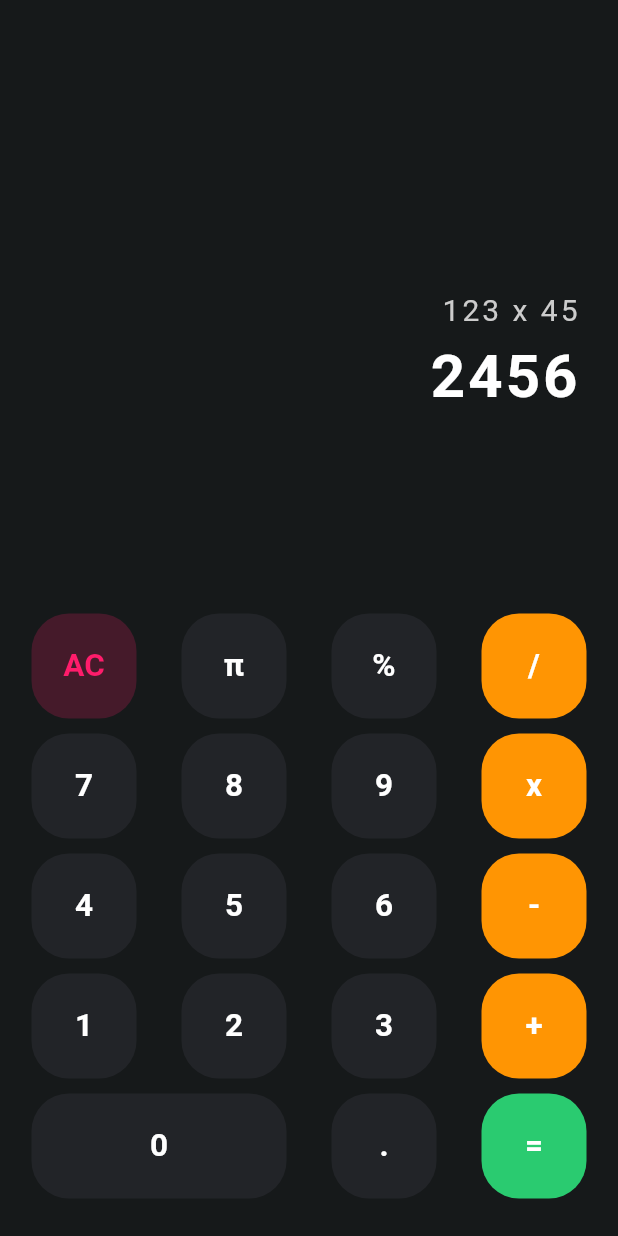
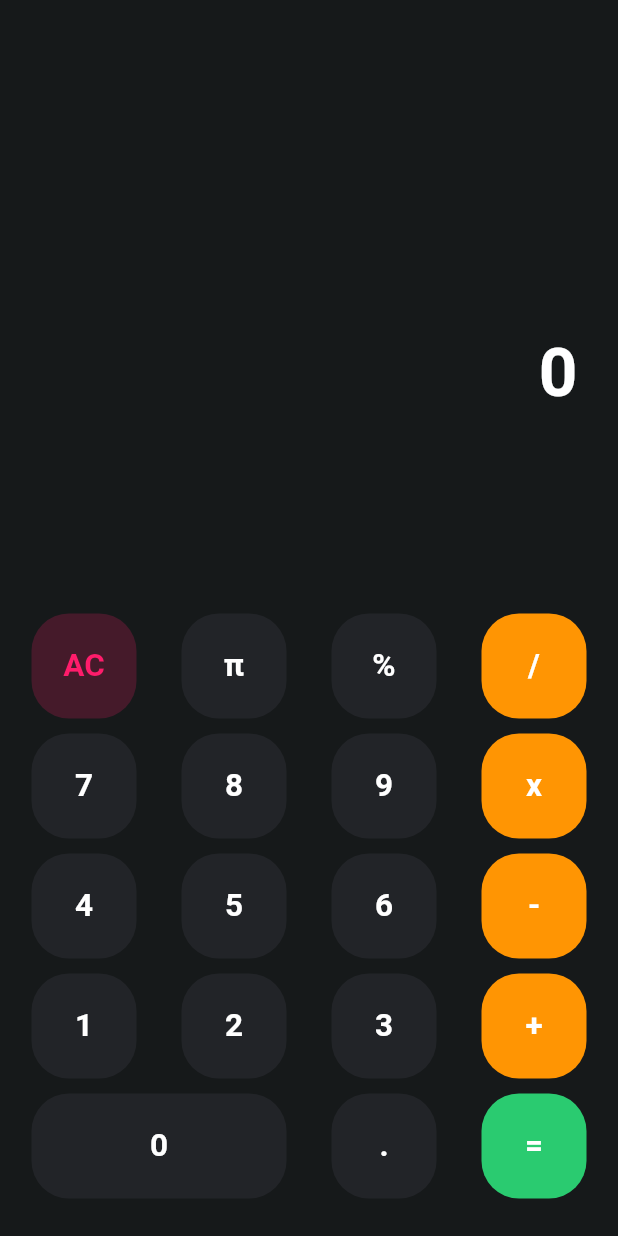
Before and after one commit to PratikJH153/CalculatorApp, a Flutter app: the screen it shows after launch, on a phone screen of 412 x 824 dp. Run offline on Flutter 3.47's test engine with Material 2 defaults, Android fonts, the phone set to English and light mode, and no system bars; our stand-ins replace math_expressions.

Commit message:
Completed The Project

```diff
--- a/lib/constants/constants.dart
+++ b/lib/constants/constants.dart
@@ -12,7 +12,7 @@ const TextStyle bottomTextStyle = TextStyle(
   color: textColor,
 );
 const TextStyle answerTextStyle = TextStyle(
-  fontSize: 40,
+  fontSize: 45,
   color: Colors.white,
   fontWeight: FontWeight.bold,
   letterSpacing: 2,
--- a/lib/views/buttons_chart.dart
+++ /dev/null
@@ -1,25 +0,0 @@
-import '../constants/buttons.dart';
-import 'package:flutter/material.dart';
-
-class ButtonChart extends StatelessWidget {
-  final List<String> operations;
-  const ButtonChart(this.operations, {Key? key}) : super(key: key);
-
-  @override
-  Widget build(BuildContext context) {
-    return Expanded(
-      flex: 2,
-      child: Container(
-        alignment: Alignment.bottomCenter,
-        margin: const EdgeInsets.only(bottom: 20),
-        child: Wrap(
-          children: operations
-              .map(
-                (buttontx) => MyButton(buttontx),
-              )
-              .toList(),
-        ),
-      ),
-    );
-  }
-}
--- a/lib/views/home.dart
+++ b/lib/views/home.dart
@@ -1,4 +1,6 @@
-import './buttons_chart.dart';
+import 'package:calculatorapp/constants/buttons.dart';
+import 'package:math_expressions/math_expressions.dart';
+import '../views/operation_chart.dart';
 import '../constants/constants.dart';
 import 'package:flutter/material.dart';
 
@@ -6,10 +8,32 @@ class HomePage extends StatefulWidget {
   const HomePage({Key? key}) : super(key: key);
 
   @override
-  _HomePageState createState() => _HomePageState();
+  State<HomePage> createState() => _HomePageState();
 }
 
 class _HomePageState extends State<HomePage> {
+  String _operationAndAnswer = "";
+  String _previousAnswer = "";
+
+  void calculate(String operation) {
+    operation = operation.replaceAll('x', '*');
+
+    Parser p = Parser();
+    Expression exp = p.parse(operation);
+    ContextModel cm = ContextModel();
+    var eval;
+    if (operation.contains('.')) {
+      eval = exp.evaluate(EvaluationType.REAL, cm).toStringAsFixed(1);
+    } else {
+      eval = exp.evaluate(EvaluationType.REAL, cm).round();
+    }
+
+    setState(() {
+      _previousAnswer = _operationAndAnswer;
+      _operationAndAnswer = eval.toString();
+    });
+  }
+
   @override
   Widget build(BuildContext context) {
     return Scaffold(
@@ -17,32 +41,40 @@ class _HomePageState extends State<HomePage> {
         children: [
           Expanded(
             flex: 1,
+            child: OperationChart(
+              operationAndAnswer: _operationAndAnswer,
+              previousOperation: _previousAnswer,
+            ),
+          ),
+          Expanded(
+            flex: 2,
             child: Container(
-              width: double.infinity,
-              margin: const EdgeInsets.only(
-                left: 26,
-                right: 26,
-              ),
-              child: Column(
-                mainAxisAlignment: MainAxisAlignment.end,
-                crossAxisAlignment: CrossAxisAlignment.end,
-                children: const [
-                  Text(
-                    "123 x 45",
-                    style: previousAnswerTextStyle,
-                  ),
-                  SizedBox(
-                    height: 10,
-                  ),
-                  Text(
-                    "2456",
-                    style: answerTextStyle,
-                  ),
-                ],
+              alignment: Alignment.bottomCenter,
+              margin: const EdgeInsets.only(bottom: 20),
+              child: Wrap(
+                children: operations
+                    .map(
+                      (buttontx) => GestureDetector(
+                        onTap: () {
+                          if (buttontx == "AC") {
+                            setState(() {
+                              _operationAndAnswer = "";
+                            });
+                          } else if (buttontx == "=") {
+                            calculate(_operationAndAnswer);
+                          } else {
+                            setState(() {
+                              _operationAndAnswer += buttontx;
+                            });
+                          }
+                        },
+                        child: MyButton(buttontx),
+                      ),
+                    )
+                    .toList(),
               ),
             ),
           ),
-          const ButtonChart(operations),
         ],
       ),
     );
--- /dev/null
+++ b/lib/views/operation_chart.dart
@@ -0,0 +1,40 @@
+import '../constants/constants.dart';
+import 'package:flutter/material.dart';
+
+class OperationChart extends StatelessWidget {
+  final String previousOperation;
+  final String operationAndAnswer;
+  const OperationChart({
+    required this.previousOperation,
+    required this.operationAndAnswer,
+    Key? key,
+  }) : super(key: key);
+
+  @override
+  Widget build(BuildContext context) {
+    return Container(
+      width: double.infinity,
+      margin: const EdgeInsets.only(
+        left: 26,
+        right: 26,
+      ),
+      child: Column(
+        mainAxisAlignment: MainAxisAlignment.end,
+        crossAxisAlignment: CrossAxisAlignment.end,
+        children: [
+          Text(
+            previousOperation,
+            style: previousAnswerTextStyle,
+          ),
+          const SizedBox(
+            height: 10,
+          ),
+          Text(
+            operationAndAnswer == "" ? "0" : operationAndAnswer,
+            style: answerTextStyle,
+          ),
+        ],
+      ),
+    );
+  }
+}
--- a/pubspec.yaml
+++ b/pubspec.yaml
@@ -29,7 +29,7 @@ environment:
 dependencies:
   flutter:
     sdk: flutter
-
+  math_expressions: ^2.2.0
 
   # The following adds the Cupertino Icons font to your application.
   # Use with the CupertinoIcons class for iOS style icons.
```
Also changed, not shown: lib/models/calculator.dart (added), pubspec.lock.
